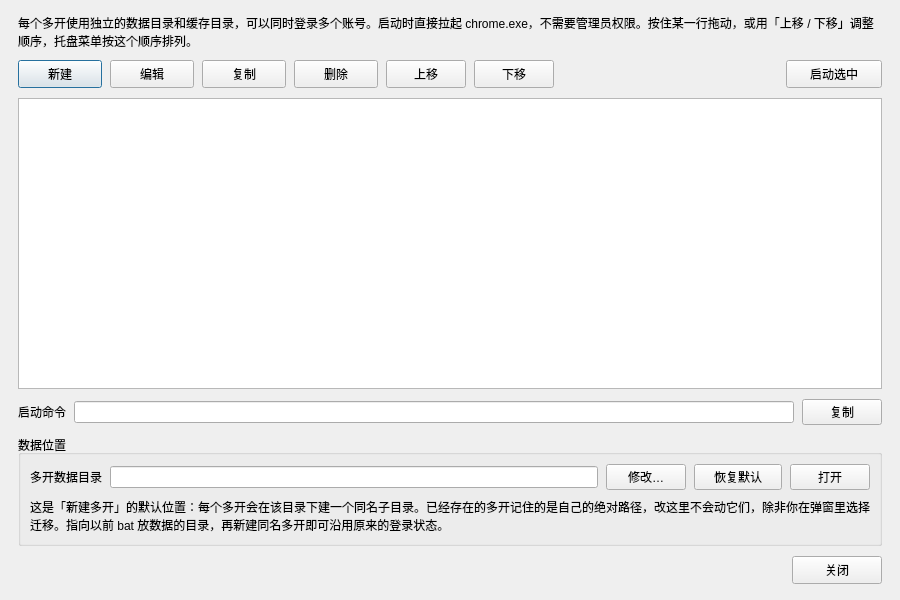
Above: chromemultiopenform.ui from BlueGhostJ/BG_Assistant before the change. Below: the same form after it.
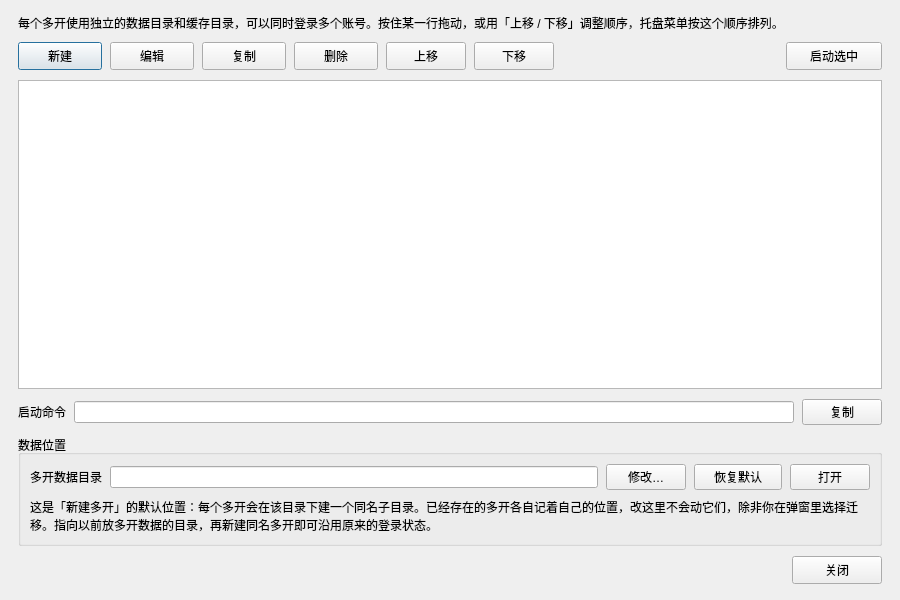
That is the form after the change.

Commit message:
chore(chrome): 界面文案去掉开发者术语
- 管理窗口顶部删掉「启动时直接拉起 chrome.exe，不需要管理员权限」
- 「绝对路径」统一改成「完整路径」；「不传参数」改成「跟随系统设置」；「不传对应参数」改成「不生效」
- 命令预览的占位提示改成普通说法，数据位置说明不再提 bat / 绝对路径

Diff of the .ui file:
```diff
--- a/chromemultiopenform.ui
+++ b/chromemultiopenform.ui
@@ -38,7 +38,7 @@
    <item>
     <widget class="QLabel" name="hintLabel">
      <property name="text">
-      <string>每个多开使用独立的数据目录和缓存目录，可以同时登录多个账号。启动时直接拉起 chrome.exe，不需要管理员权限。按住某一行拖动，或用「上移 / 下移」调整顺序，托盘菜单按这个顺序排列。</string>
+      <string>每个多开使用独立的数据目录和缓存目录，可以同时登录多个账号。按住某一行拖动，或用「上移 / 下移」调整顺序，托盘菜单按这个顺序排列。</string>
      </property>
      <property name="wordWrap">
       <bool>true</bool>
@@ -268,7 +268,7 @@
       <item row="1" column="0" colspan="5">
        <widget class="QLabel" name="dataHintLabel">
         <property name="text">
-         <string>这是「新建多开」的默认位置：每个多开会在该目录下建一个同名子目录。已经存在的多开记住的是自己的绝对路径，改这里不会动它们，除非你在弹窗里选择迁移。指向以前 bat 放数据的目录，再新建同名多开即可沿用原来的登录状态。</string>
+         <string>这是「新建多开」的默认位置：每个多开会在该目录下建一个同名子目录。已经存在的多开各自记着自己的位置，改这里不会动它们，除非你在弹窗里选择迁移。指向以前放多开数据的目录，再新建同名多开即可沿用原来的登录状态。</string>
         </property>
         <property name="wordWrap">
          <bool>true</bool>
```
The commit also changes 3 other files.
